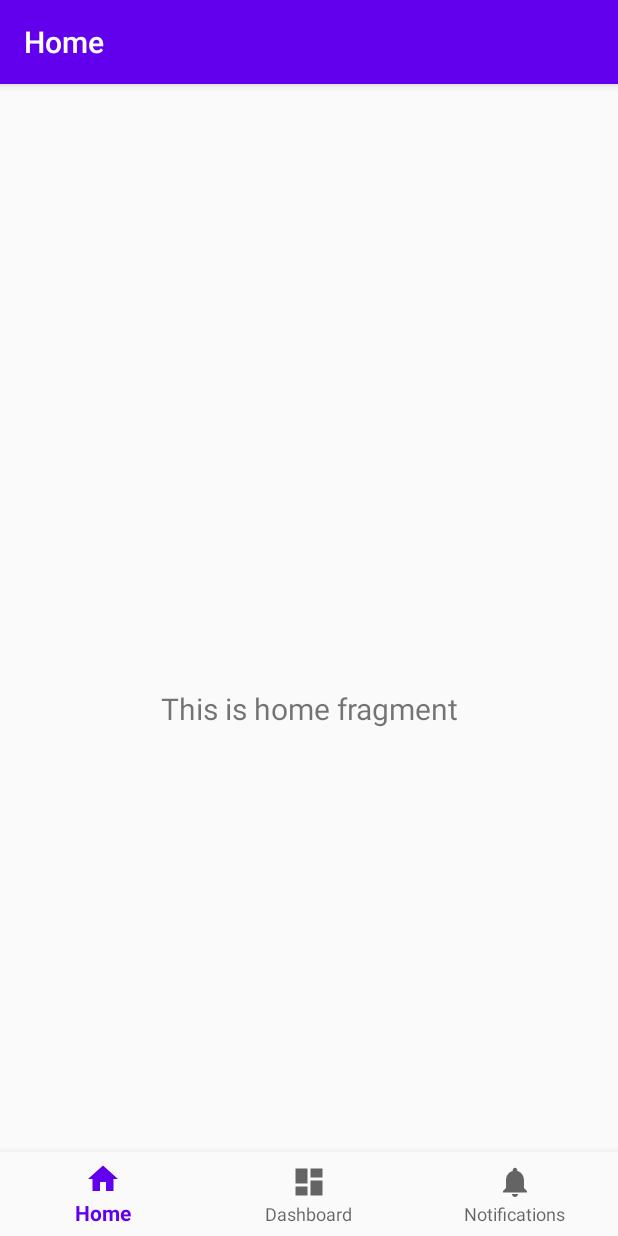
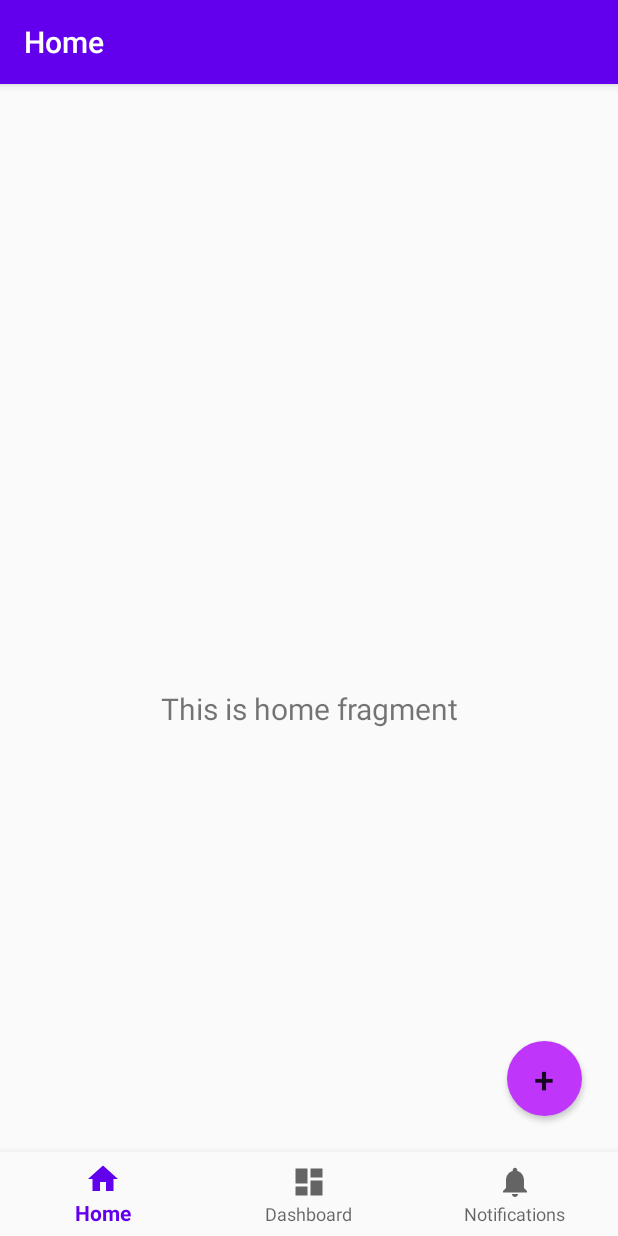
Before and after one commit to Lim1029/PersonalFinance, an Android app: the screen it shows after launch (MainActivity), on a phone screen of 412 x 824 dp. Run offline under Robolectric (Android 15) with nearby library versions, the phone set to English and light mode, and no system bars; our stand-ins replace navigation-ui; libraries missing offline, so code that uses them is left out: com.parse; 2 statements that could not run were skipped.

Commit message:
Round button test

```diff
--- a/app/src/main/java/com/example/personalfinance/MainActivity.java
+++ b/app/src/main/java/com/example/personalfinance/MainActivity.java
@@ -1,6 +1,9 @@
 package com.example.personalfinance;
 
 import android.os.Bundle;
+import android.view.View;
+import android.widget.Button;
+import android.widget.Toast;
 
 import com.google.android.material.bottomnavigation.BottomNavigationView;
 import com.parse.ParseInstallation;
@@ -11,7 +14,9 @@ import androidx.navigation.Navigation;
 import androidx.navigation.ui.AppBarConfiguration;
 import androidx.navigation.ui.NavigationUI;
 
-public class MainActivity extends AppCompatActivity {
+public class MainActivity extends AppCompatActivity implements View.OnClickListener {
+
+    private Button btn_add;
 
     @Override
     protected void onCreate(Bundle savedInstanceState) {
@@ -28,7 +33,16 @@ public class MainActivity extends AppCompatActivity {
         NavigationUI.setupActionBarWithNavController(this, navController, appBarConfiguration);
         NavigationUI.setupWithNavController(navView, navController);
 
+        btn_add = findViewById(R.id.btn_add);
+        btn_add.setOnClickListener(this);
+
 
     }
 
+    @Override
+    public void onClick(View v) {
+        if(v.getId() == R.id.btn_add){
+            Toast.makeText(this, "Button is pressed", Toast.LENGTH_SHORT).show();
+        }
+    }
 }
--- /dev/null
+++ b/app/src/main/res/drawable/round_button.xml
@@ -0,0 +1,13 @@
+<?xml version="1.0" encoding="utf-8"?>
+<selector xmlns:android="http://schemas.android.com/apk/res/android">
+    <item android:state_pressed="false">
+        <shape android:shape="oval">
+            <solid android:color="#bf36fa"/>
+        </shape>
+    </item>
+    <item android:state_pressed="true">
+        <shape android:shape="oval">
+            <solid android:color="#c20586"/>
+        </shape>
+    </item>
+</selector>
--- a/app/src/main/res/layout/activity_main.xml
+++ b/app/src/main/res/layout/activity_main.xml
@@ -1,6 +1,7 @@
 <?xml version="1.0" encoding="utf-8"?>
 <androidx.constraintlayout.widget.ConstraintLayout xmlns:android="http://schemas.android.com/apk/res/android"
     xmlns:app="http://schemas.android.com/apk/res-auto"
+    xmlns:tools="http://schemas.android.com/tools"
     android:id="@+id/container"
     android:layout_width="match_parent"
     android:layout_height="match_parent"
@@ -30,4 +31,17 @@
         app:layout_constraintTop_toTopOf="parent"
         app:navGraph="@navigation/mobile_navigation" />
 
+    <Button
+        android:id="@+id/btn_add"
+        android:layout_width="50dp"
+        android:layout_height="50dp"
+        android:layout_marginEnd="24dp"
+        android:layout_marginRight="24dp"
+        android:layout_marginBottom="24dp"
+        android:text="+"
+        android:textSize="24sp"
+        android:background="@drawable/round_button"
+        app:layout_constraintBottom_toTopOf="@+id/nav_view"
+        app:layout_constraintEnd_toEndOf="parent" />
+
 </androidx.constraintlayout.widget.ConstraintLayout>
```
